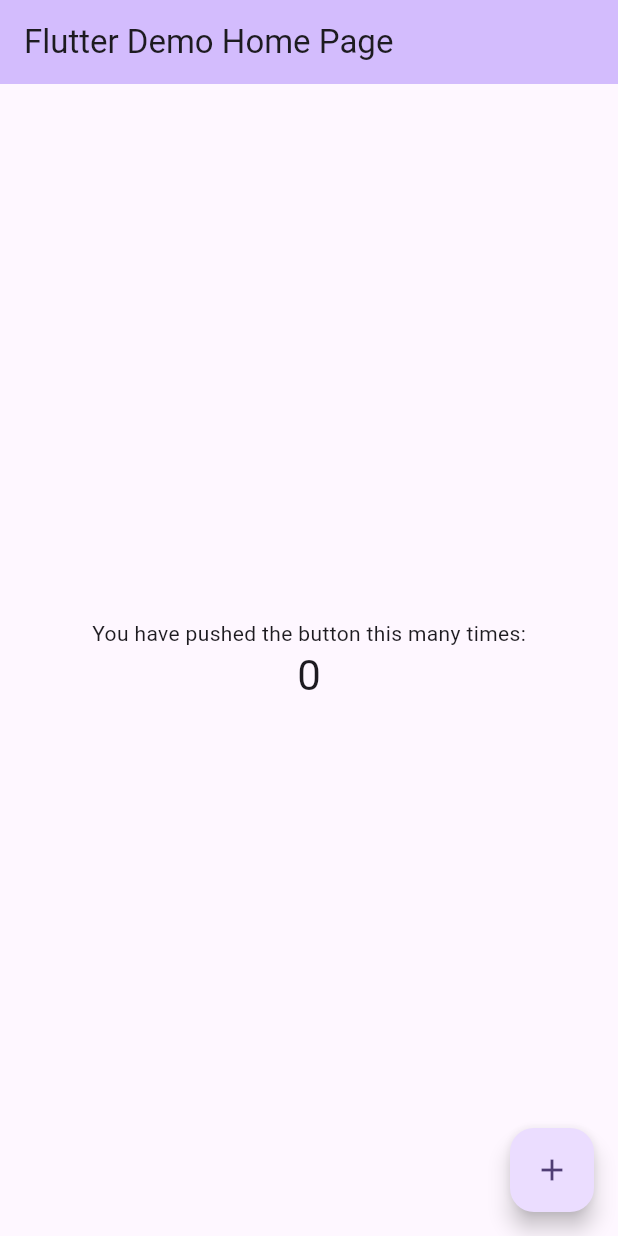
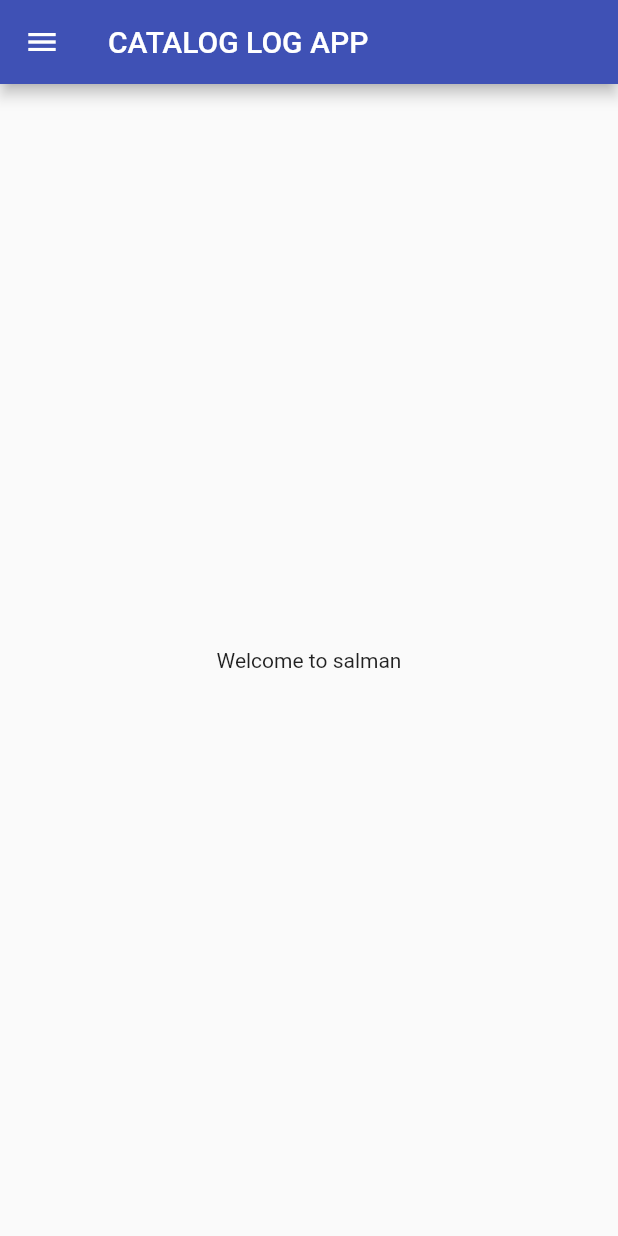
Before and after one commit to SalmanRajpuat/Flutter-Projects, a Flutter app: the screen it shows after launch, on a phone screen of 412 x 824 dp. Run offline on Flutter 3.47's test engine with Material 2 defaults, Android fonts, the phone set to English and light mode, and no system bars.

Commit message:
DAY 3 COMPLETED

```diff
--- /dev/null
+++ b/classico/lib/Screens/home_page.dart
@@ -0,0 +1,19 @@
+// ignore: unused_import
+import 'package:flutter/material.dart';
+
+class HomePage extends StatelessWidget {
+  @override
+  Widget build(BuildContext context) {
+    return Scaffold(
+      appBar: AppBar(
+        title: Text("CATALOG LOG APP"),
+      ),
+      body: Center(
+        child: Container(
+          child: Text("Welcome to salman"),
+        ),
+      ),
+      drawer: const Drawer(),
+    );
+  }
+}
--- /dev/null
+++ b/classico/lib/Screens/login-screen.dart
@@ -0,0 +1,19 @@
+import 'package:flutter/material.dart';
+
+class LoginPage extends StatelessWidget {
+  @override
+  Widget build(BuildContext context) {
+    return const Material(
+      child: Center(
+        child: Text(
+          "Login Page",
+          style: TextStyle(
+            fontSize: 40,
+            color: Colors.blue,
+            fontWeight: FontWeight.bold,
+          ),
+        ),
+      ),
+    );
+  }
+}
--- a/classico/lib/home_page.dart
+++ /dev/null
@@ -1,2 +0,0 @@
-// ignore: unused_import
-import 'package:flutter/material.dart';
--- a/classico/lib/main.dart
+++ b/classico/lib/main.dart
@@ -1,6 +1,8 @@
+import 'package:classico/Screens/home_page.dart';
+import 'package:classico/Screens/login-screen.dart';
 import 'package:flutter/material.dart';
 // ignore: unused_import
-import 'dart:ui';
+//import 'dart:ui';
 
 void main() {
   runApp(const MyApp());
@@ -13,115 +15,17 @@ class MyApp extends StatelessWidget {
   @override
   Widget build(BuildContext context) {
     return MaterialApp(
-      title: 'Flutter Demo',
-      theme: ThemeData(
-        // This is the theme of your application.
-        //
-        // TRY THIS: Try running your application with "flutter run". You'll see
-        // the application has a blue toolbar. Then, without quitting the app,
-        // try changing the seedColor in the colorScheme below to Colors.green
-        // and then invoke "hot reload" (save your changes or press the "hot
-        // reload" button in a Flutter-supported IDE, or press "r" if you used
-        // the command line to start the app).
-        //
-        // Notice that the counter didn't reset back to zero; the application
-        // state is not lost during the reload. To reset the state, use hot
-        // restart instead.
-        //
-        // This works for code too, not just values: Most code changes can be
-        // tested with just a hot reload.
-        colorScheme: ColorScheme.fromSeed(seedColor: Colors.deepPurple),
-        useMaterial3: true,
+      themeMode: ThemeMode.light,
+      theme: ThemeData(primarySwatch: Colors.indigo),
+      darkTheme: ThemeData(
+        brightness: Brightness.dark,
       ),
-      home: const MyHomePage(title: 'Flutter Demo Home Page'),
+      initialRoute: "/home",
+      routes: {
+        "/": (context) => LoginPage(),
+        "/home": (context) => HomePage(),
+        "/Login": (context) => LoginPage()
+      },
     );
   }
 }
-
-class MyHomePage extends StatefulWidget {
-  const MyHomePage({super.key, required this.title});
-
-  // This widget is the home page of your application. It is stateful, meaning
-  // that it has a State object (defined below) that contains fields that affect
-  // how it looks.
-
-  // This class is the configuration for the state. It holds the values (in this
-  // case the title) provided by the parent (in this case the App widget) and
-  // used by the build method of the State. Fields in a Widget subclass are
-  // always marked "final".
-
-  final String title;
-
-  @override
-  State<MyHomePage> createState() => _MyHomePageState();
-}
-
-class _MyHomePageState extends State<MyHomePage> {
-  int _counter = 0;
-
-  void _incrementCounter() {
-    setState(() {
-      // This call to setState tells the Flutter framework that something has
-      // changed in this State, which causes it to rerun the build method below
-      // so that the display can reflect the updated values. If we changed
-      // _counter without calling setState(), then the build method would not be
-      // called again, and so nothing would appear to happen.
-      _counter++;
-    });
-  }
-
-  @override
-  Widget build(BuildContext context) {
-    // This method is rerun every time setState is called, for instance as done
-    // by the _incrementCounter method above.
-    //
-    // The Flutter framework has been optimized to make rerunning build methods
-    // fast, so that you can just rebuild anything that needs updating rather
-    // than having to individually change instances of widgets.
-    return Scaffold(
-      appBar: AppBar(
-        // TRY THIS: Try changing the color here to a specific color (to
-        // Colors.amber, perhaps?) and trigger a hot reload to see the AppBar
-        // change color while the other colors stay the same.
-        backgroundColor: Theme.of(context).colorScheme.inversePrimary,
-        // Here we take the value from the MyHomePage object that was created by
-        // the App.build method, and use it to set our appbar title.
-        title: Text(widget.title),
-      ),
-      body: Center(
-        // Center is a layout widget. It takes a single child and positions it
-        // in the middle of the parent.
-        child: Column(
-          // Column is also a layout widget. It takes a list of children and
-          // arranges them vertically. By default, it sizes itself to fit its
-          // children horizontally, and tries to be as tall as its parent.
-          //
-          // Column has various properties to control how it sizes itself and
-          // how it positions its children. Here we use mainAxisAlignment to
-          // center the children vertically; the main axis here is the vertical
-          // axis because Columns are vertical (the cross axis would be
-          // horizontal).
-          //
-          // TRY THIS: Invoke "debug painting" (choose the "Toggle Debug Paint"
-          // action in the IDE, or press "p" in the console), to see the
-          // wireframe for each widget.
-          mainAxisAlignment: MainAxisAlignment.center,
-          children: <Widget>[
-            const Text(
-              'You have pushed the button this many times:',
-            ),
-            Text(
-              '$_counter',
-              style: Theme.of(context).textTheme.headlineMedium,
-            ),
-          ],
-        ),
-      ),
-      floatingActionButton: FloatingActionButton(
-        onPressed: _incrementCounter,
-        tooltip: 'Increment',
-        child: const Icon(Icons.add),
-      ), // This trailing comma makes auto-formatting nicer for build methods.
-    );
-  }
-}
```
